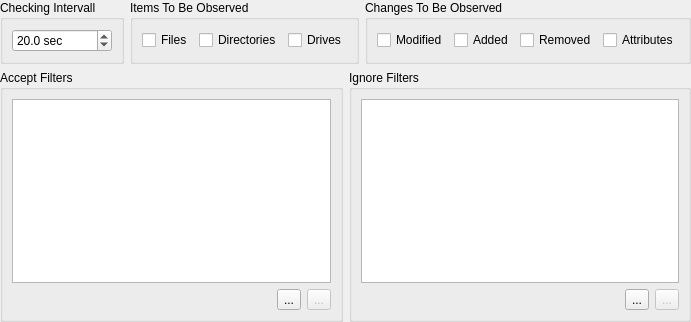
First picture: the form in Include/iqtfpf/CDirectoryMonitorParamsGui.ui, repository naskin-gmg/AcfSln, before the edit.
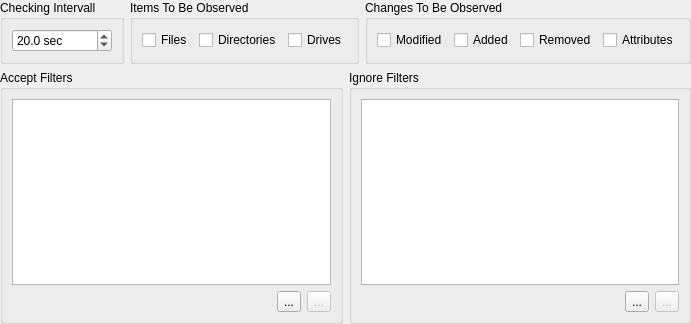
Second picture: the form after the edit. Icons and pictures are not drawn.

```diff
--- a/Include/iqtfpf/CDirectoryMonitorParamsGui.ui
+++ b/Include/iqtfpf/CDirectoryMonitorParamsGui.ui
@@ -7,7 +7,7 @@
     <x>0</x>
     <y>0</y>
     <width>627</width>
-    <height>322</height>
+    <height>324</height>
    </rect>
   </property>
   <property name="sizePolicy">
```
Left out of the diff: 12 changed lines with no effect on the pictures.
